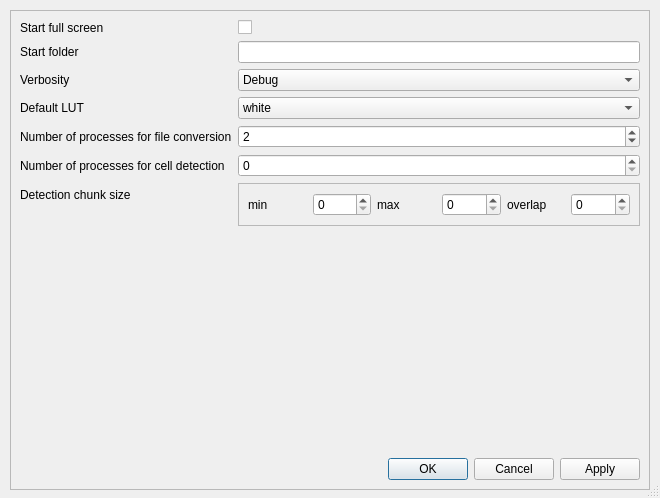
First picture: the form in ClearMap/gui/preferences_editor.ui, repository ClearAnatomics/ClearMap, before the edit.
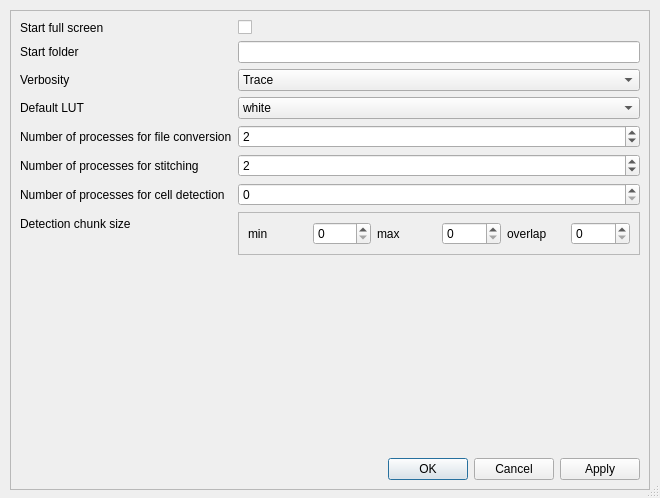
Second picture: the form after the edit.

Commit message: Fixes match between machine config and preferences and adds trace option to verbosity to print all to IDE

The edit to the form file:
```diff
--- a/ClearMap/gui/preferences_editor.ui
+++ b/ClearMap/gui/preferences_editor.ui
@@ -62,6 +62,11 @@
        </item>
        <item row="2" column="1">
         <widget class="QComboBox" name="verbosityComboBox">
+         <item>
+          <property name="text">
+           <string>Trace</string>
+          </property>
+         </item>
          <item>
           <property name="text">
            <string>Debug</string>
@@ -101,24 +106,24 @@
          </property>
         </widget>
        </item>
-       <item row="8" column="0">
+       <item row="10" column="0">
         <widget class="QLabel" name="label_4">
          <property name="text">
           <string>Number of processes for cell detection</string>
          </property>
         </widget>
        </item>
-       <item row="8" column="1">
+       <item row="10" column="1">
         <widget class="QSpinBox" name="nProcessesCellDetectionSpinBox"/>
        </item>
-       <item row="9" column="0">
+       <item row="11" column="0">
         <widget class="QLabel" name="label_5">
          <property name="text">
           <string>Detection chunk size</string>
          </property>
         </widget>
        </item>
-       <item row="9" column="1">
+       <item row="11" column="1">
         <widget class="QFrame" name="frame_2">
          <property name="frameShape">
           <enum>QFrame::StyledPanel</enum>
@@ -212,6 +217,23 @@
          </item>
         </widget>
        </item>
+       <item row="8" column="0">
+        <widget class="QLabel" name="label_11">
+         <property name="text">
+          <string>Number of processes for stitching</string>
+         </property>
+        </widget>
+       </item>
+       <item row="8" column="1">
+        <widget class="QSpinBox" name="nProcessesStitchingSpinBox">
+         <property name="minimum">
+          <number>-1</number>
+         </property>
+         <property name="value">
+          <number>2</number>
+         </property>
+        </widget>
+       </item>
       </layout>
      </item>
      <item>
```
Left out of the diff: 5 changed lines with no effect on the pictures. The commit also changes 3 other files.
